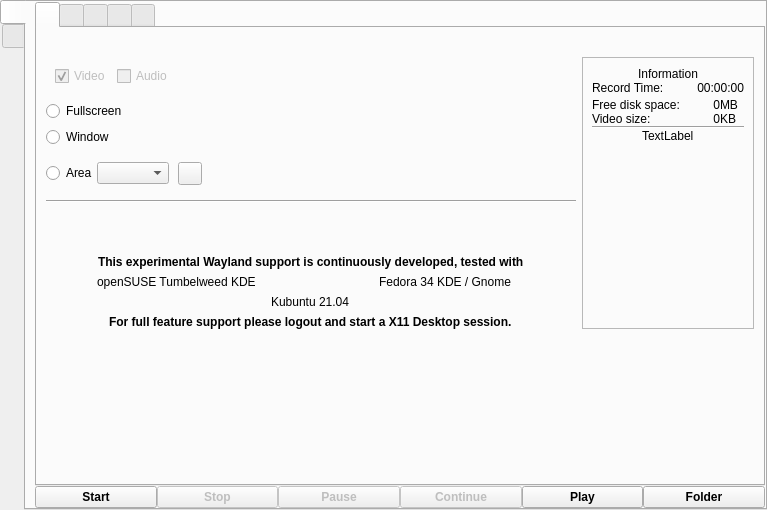
Above: src/wayland/formMainWindow_wl.ui from vkohaupt/vokoscreenNG before the change. Below: the same form after it.
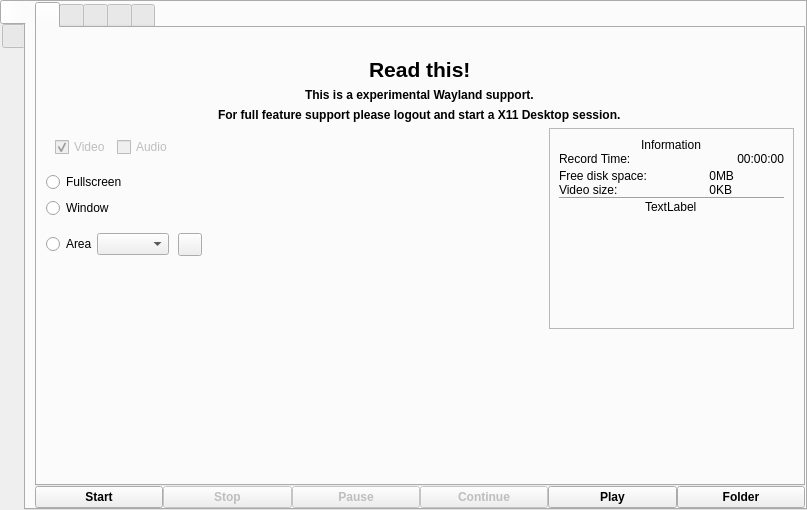
That is the form after the change. Icons and pictures are not drawn.

Commit message: Wayland: New info text

```diff
--- a/src/wayland/formMainWindow_wl.ui
+++ b/src/wayland/formMainWindow_wl.ui
@@ -6,7 +6,7 @@
    <rect>
     <x>0</x>
     <y>0</y>
-    <width>767</width>
+    <width>807</width>
     <height>510</height>
    </rect>
   </property>
@@ -89,184 +89,7 @@
              <layout class="QVBoxLayout" name="verticalLayout_7">
               <item>
                <layout class="QGridLayout" name="gridLayout_2">
-                <item row="4" column="0" colspan="2">
-                 <layout class="QGridLayout" name="gridLayout_4">
-                  <property name="spacing">
-                   <number>0</number>
-                  </property>
-                  <item row="0" column="0">
-                   <widget class="QRadioButton" name="radioButtonScreencastArea">
-                    <property name="text">
-                     <string notr="true">Area</string>
-                    </property>
-                    <attribute name="buttonGroup">
-                     <string notr="true">buttonGroup</string>
-                    </attribute>
-                   </widget>
-                  </item>
-                  <item row="0" column="4">
-                   <spacer name="horizontalSpacer_2">
-                    <property name="orientation">
-                     <enum>Qt::Horizontal</enum>
-                    </property>
-                    <property name="sizeHint" stdset="0">
-                     <size>
-                      <width>40</width>
-                      <height>20</height>
-                     </size>
-                    </property>
-                   </spacer>
-                  </item>
-                  <item row="0" column="2">
-                   <widget class="QWidget" name="widget_Desktop_spinboxes" native="true">
-                    <layout class="QGridLayout" name="gridLayout_3">
-                     <property name="spacing">
-                      <number>0</number>
-                     </property>
-                     <item row="0" column="0">
-                      <widget class="QToolButton" name="toolButtonScreencastAreaReset">
-                       <property name="text">
-                        <string notr="true"/>
-                       </property>
-                       <property name="icon">
-                        <iconset resource="../screencast.qrc">
-                         <normaloff>:/pictures/screencast/undo.png</normaloff>:/pictures/screencast/undo.png</iconset>
-                       </property>
-                      </widget>
-                     </item>
-                    </layout>
-                   </widget>
-                  </item>
-                  <item row="0" column="1">
-                   <widget class="QComboBox" name="comboBoxScreencastScreenArea"/>
-                  </item>
-                 </layout>
-                </item>
-                <item row="0" column="0">
-                 <widget class="QLabel" name="label_8">
-                  <property name="text">
-                   <string/>
-                  </property>
-                 </widget>
-                </item>
-                <item row="7" column="0" colspan="3" alignment="Qt::AlignHCenter">
-                 <widget class="QLabel" name="label">
-                  <property name="font">
-                   <font>
-                    <weight>75</weight>
-                    <bold>true</bold>
-                   </font>
-                  </property>
-                  <property name="text">
-                   <string notr="true">This experimental Wayland support is continuously developed, tested with</string>
-                  </property>
-                 </widget>
-                </item>
-                <item row="3" column="0">
-                 <widget class="QRadioButton" name="radioButtonScreencastWindow">
-                  <property name="text">
-                   <string notr="true">Window</string>
-                  </property>
-                  <attribute name="buttonGroup">
-                   <string notr="true">buttonGroup</string>
-                  </attribute>
-                 </widget>
-                </item>
-                <item row="6" column="0">
-                 <spacer name="verticalSpacer_3">
-                  <property name="orientation">
-                   <enum>Qt::Vertical</enum>
-                  </property>
-                  <property name="sizeHint" stdset="0">
-                   <size>
-                    <width>20</width>
-                    <height>40</height>
-                   </size>
-                  </property>
-                 </spacer>
-                </item>
-                <item row="8" column="0" colspan="3">
-                 <layout class="QHBoxLayout" name="horizontalLayout_12">
-                  <item alignment="Qt::AlignHCenter">
-                   <widget class="QLabel" name="label_7">
-                    <property name="text">
-                     <string notr="true">openSUSE Tumbelweed KDE</string>
-                    </property>
-                   </widget>
-                  </item>
-                  <item alignment="Qt::AlignHCenter">
-                   <widget class="QLabel" name="label_5">
-                    <property name="text">
-                     <string notr="true">Fedora 34 KDE / Gnome</string>
-                    </property>
-                   </widget>
-                  </item>
-                 </layout>
-                </item>
-                <item row="9" column="0" colspan="3">
-                 <layout class="QHBoxLayout" name="horizontalLayout_7">
-                  <item alignment="Qt::AlignHCenter">
-                   <widget class="QLabel" name="label_4">
-                    <property name="text">
-                     <string notr="true">Kubuntu 21.04</string>
-                    </property>
-                   </widget>
-                  </item>
-                 </layout>
-                </item>
-                <item row="1" column="0" colspan="2">
-                 <widget class="QFrame" name="frame_video_audio_on_off">
-                  <property name="frameShape">
-                   <enum>QFrame::NoFrame</enum>
-                  </property>
-                  <property name="frameShadow">
-                   <enum>QFrame::Raised</enum>
-                  </property>
-                  <layout class="QHBoxLayout" name="horizontalLayout_9">
-                   <item>
-                    <layout class="QHBoxLayout" name="horizontalLayout_3">
-                     <item>
-                      <widget class="QCheckBox" name="checkBox_Video">
-                       <property name="enabled">
-                        <bool>false</bool>
-                       </property>
-                       <property name="text">
-                        <string notr="true">Video</string>
-                       </property>
-                       <property name="checked">
-                        <bool>true</bool>
-                       </property>
-                      </widget>
-                     </item>
-                     <item>
-                      <widget class="QCheckBox" name="checkBox_Audio">
-                       <property name="enabled">
-                        <bool>false</bool>
-                       </property>
-                       <property name="text">
-                        <string notr="true">Audio</string>
-                       </property>
-                      </widget>
-                     </item>
-                     <item>
-                      <spacer name="horizontalSpacer_5">
-                       <property name="orientation">
-                        <enum>Qt::Horizontal</enum>
-                       </property>
-                       <property name="sizeHint" stdset="0">
-                        <size>
-                         <width>40</width>
-                         <height>20</height>
-                        </size>
-                       </property>
-                      </spacer>
-                     </item>
-                    </layout>
-                   </item>
-                  </layout>
-                 </widget>
-                </item>
-                <item row="1" column="3" rowspan="10">
+                <item row="4" column="2" rowspan="8">
                  <widget class="QFrame" name="frame_information">
                   <property name="frameShape">
                    <enum>QFrame::StyledPanel</enum>
@@ -407,27 +230,126 @@
                   </layout>
                  </widget>
                 </item>
-                <item row="10" column="0" colspan="3" alignment="Qt::AlignHCenter">
-                 <widget class="QLabel" name="label_6">
-                  <property name="font">
-                   <font>
-                    <weight>75</weight>
-                    <bold>true</bold>
-                   </font>
+                <item row="4" column="0" colspan="2">
+                 <widget class="QFrame" name="frame_video_audio_on_off">
+                  <property name="frameShape">
+                   <enum>QFrame::NoFrame</enum>
                   </property>
+                  <property name="frameShadow">
+                   <enum>QFrame::Raised</enum>
+                  </property>
+                  <layout class="QHBoxLayout" name="horizontalLayout_9">
+                   <item>
+                    <layout class="QHBoxLayout" name="horizontalLayout_3">
+                     <item>
+                      <widget class="QCheckBox" name="checkBox_Video">
+                       <property name="enabled">
+                        <bool>false</bool>
+                       </property>
+                       <property name="text">
+                        <string notr="true">Video</string>
+                       </property>
+                       <property name="checked">
+                        <bool>true</bool>
+                       </property>
+                      </widget>
+                     </item>
+                     <item>
+                      <widget class="QCheckBox" name="checkBox_Audio">
+                       <property name="enabled">
+                        <bool>false</bool>
+                       </property>
+                       <property name="text">
+                        <string notr="true">Audio</string>
+                       </property>
+                      </widget>
+                     </item>
+                     <item>
+                      <spacer name="horizontalSpacer_5">
+                       <property name="orientation">
+                        <enum>Qt::Horizontal</enum>
+                       </property>
+                       <property name="sizeHint" stdset="0">
+                        <size>
+                         <width>40</width>
+                         <height>20</height>
+                        </size>
+                       </property>
+                      </spacer>
+                     </item>
+                    </layout>
+                   </item>
+                  </layout>
+                 </widget>
+                </item>
+                <item row="0" column="0">
+                 <widget class="QLabel" name="label_8">
                   <property name="text">
-                   <string notr="true">For full feature support please logout and start a X11 Desktop session.</string>
+                   <string/>
                   </property>
                  </widget>
                 </item>
-                <item row="5" column="0" colspan="3">
-                 <widget class="Line" name="line_2">
-                  <property name="orientation">
-                   <enum>Qt::Horizontal</enum>
+                <item row="6" column="0">
+                 <widget class="QRadioButton" name="radioButtonScreencastWindow">
+                  <property name="text">
+                   <string notr="true">Window</string>
                   </property>
                  </widget>
                 </item>
-                <item row="2" column="0">
+                <item row="7" column="0" colspan="2">
+                 <layout class="QGridLayout" name="gridLayout_4">
+                  <property name="spacing">
+                   <number>0</number>
+                  </property>
+                  <item row="0" column="0">
+                   <widget class="QRadioButton" name="radioButtonScreencastArea">
+                    <property name="text">
+                     <string notr="true">Area</string>
+                    </property>
+                    <attribute name="buttonGroup">
+                     <string notr="true">buttonGroup</string>
+                    </attribute>
+                   </widget>
+                  </item>
+                  <item row="0" column="4">
+                   <spacer name="horizontalSpacer_2">
+                    <property name="orientation">
+                     <enum>Qt::Horizontal</enum>
+                    </property>
+                    <property name="sizeHint" stdset="0">
+                     <size>
+                      <width>40</width>
+                      <height>20</height>
+                     </size>
+                    </property>
+                   </spacer>
+                  </item>
+                  <item row="0" column="2">
+                   <widget class="QWidget" name="widget_Desktop_spinboxes" native="true">
+                    <layout class="QGridLayout" name="gridLayout_3">
+                     <property name="spacing">
+                      <number>0</number>
+                     </property>
+                     <item row="0" column="0">
+                      <widget class="QToolButton" name="toolButtonScreencastAreaReset">
+                       <property name="text">
+                        <string notr="true"/>
+                       </property>
+                       <property name="icon">
+                        <iconset resource="../screencast.qrc">
+                         <normaloff>:/pictures/screencast/undo.png</normaloff>:/pictures/screencast/undo.png</iconset>
+                       </property>
+                      </widget>
+                     </item>
+                    </layout>
+                   </widget>
+                  </item>
+                  <item row="0" column="1">
+                   <widget class="QComboBox" name="comboBoxScreencastScreenArea"/>
+                  </item>
+                 </layout>
+                </item>
+                <item row="5" column="0">
                  <widget class="QRadioButton" name="radioButtonScreencastFullscreen">
                   <property name="text">
                    <string notr="true">Fullscreen</string>
@@ -440,6 +362,59 @@
                   </attribute>
                  </widget>
                 </item>
+                <item row="8" column="0">
+                 <spacer name="verticalSpacer_3">
+                  <property name="orientation">
+                   <enum>Qt::Vertical</enum>
+                  </property>
+                  <property name="sizeHint" stdset="0">
+                   <size>
+                    <width>20</width>
+                    <height>40</height>
+                   </size>
+                  </property>
+                 </spacer>
+                </item>
+                <item row="1" column="0" colspan="3" alignment="Qt::AlignHCenter">
+                 <widget class="QLabel" name="label_2">
+                  <property name="font">
+                   <font>
+                    <pointsize>16</pointsize>
+                    <weight>75</weight>
+                    <bold>true</bold>
+                   </font>
+                  </property>
+                  <property name="text">
+                   <string notr="true">Read this!</string>
+                  </property>
+                 </widget>
+                </item>
+                <item row="2" column="0" colspan="3" alignment="Qt::AlignHCenter">
+                 <widget class="QLabel" name="label">
+                  <property name="font">
+                   <font>
+                    <weight>75</weight>
+                    <bold>true</bold>
+                   </font>
+                  </property>
+                  <property name="text">
+                   <string notr="true">This is a experimental Wayland support.</string>
+                  </property>
+                 </widget>
+                </item>
+                <item row="3" column="0" colspan="3" alignment="Qt::AlignHCenter">
+                 <widget class="QLabel" name="label_6">
+                  <property name="font">
+                   <font>
+                    <weight>75</weight>
+                    <bold>true</bold>
+                   </font>
+                  </property>
+                  <property name="text">
+                   <string notr="true">For full feature support please logout and start a X11 Desktop session.</string>
+                  </property>
+                 </widget>
+                </item>
                </layout>
               </item>
              </layout>
```
Left out of the diff: 5 changed lines with no effect on the pictures.
